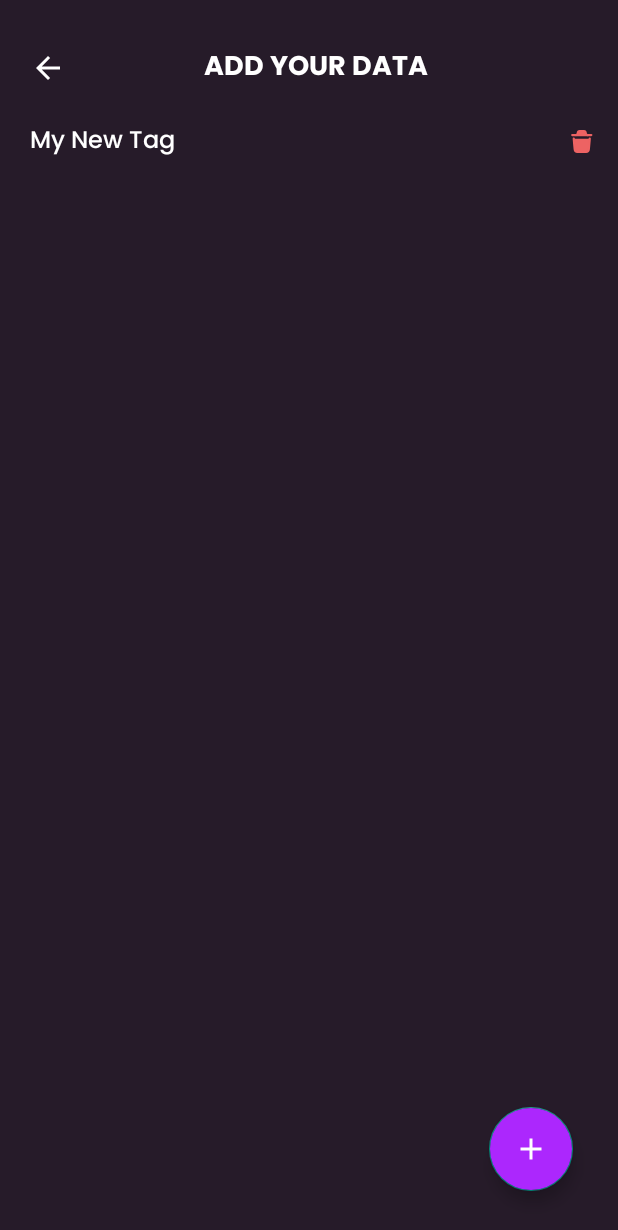
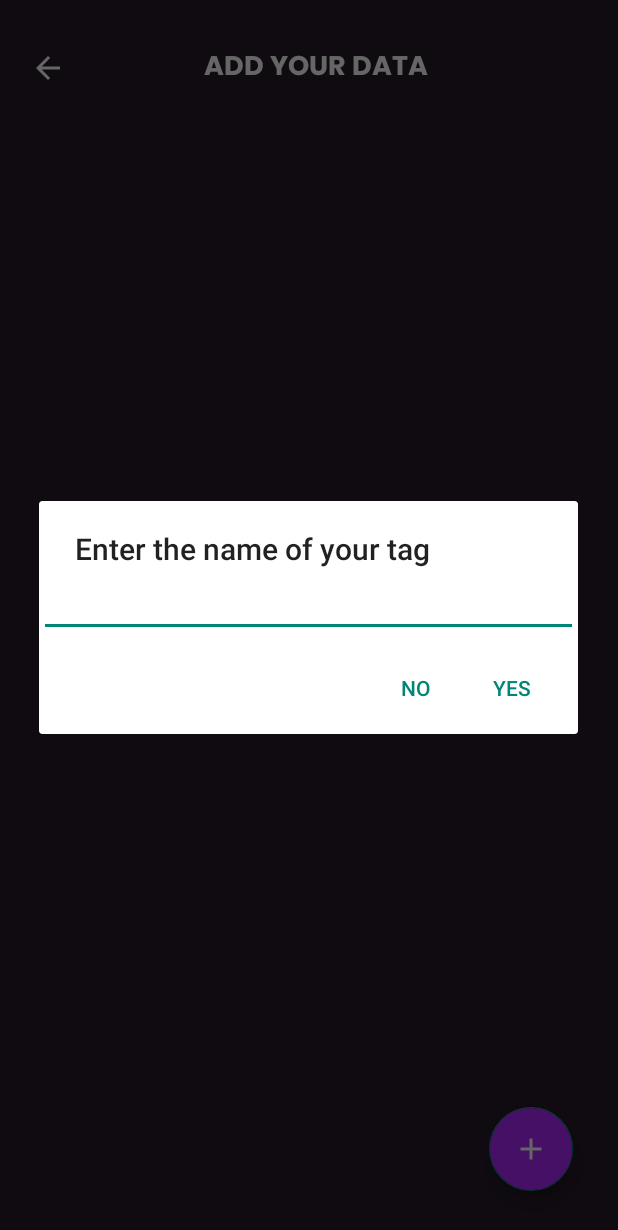
Before and after one commit to Harsh-Pokarna/Wallet-Manager, an Android app: the TagsActivity screen opened directly, with no data from a screen before it, after a tap on an icon or button, on a phone screen of 412 x 824 dp. Shown: the top 1230 px of the screen. Run offline under Robolectric (Android 15) with nearby library versions, the phone set to English and light mode, and no system bars; our stand-ins replace Room's generated code.

Commit message:
tags input taken

```diff
--- a/app/src/main/java/com/example/walletmanager/profile/TagsActivity.kt
+++ b/app/src/main/java/com/example/walletmanager/profile/TagsActivity.kt
@@ -1,11 +1,16 @@
 package com.example.walletmanager.profile
 
+import android.app.Dialog
 import android.content.Context
+import android.content.DialogInterface
 import android.content.Intent
 import androidx.appcompat.app.AppCompatActivity
 import android.os.Bundle
 import android.util.Log
+import android.view.ViewGroup
+import android.widget.EditText
 import androidx.activity.viewModels
+import androidx.appcompat.app.AlertDialog
 import androidx.recyclerview.widget.LinearLayoutManager
 import com.example.walletmanager.R
 import com.example.walletmanager.dao.WalletManagerDatabase
@@ -20,6 +25,8 @@ class TagsActivity : AppCompatActivity(), TagsAdapter.OnClicked {
     private val tagsAdapter by lazy { TagsAdapter(emptyList(), this) }
 
     private val profileViewModel by viewModels<ProfileViewModel> { profileModelFactory }
+
+    private lateinit var tagInput: EditText
 
     override fun onCreate(savedInstanceState: Bundle?) {
         super.onCreate(savedInstanceState)
@@ -42,14 +49,26 @@ class TagsActivity : AppCompatActivity(), TagsAdapter.OnClicked {
     private fun setViews() {
         tags_recycler_view.layoutManager = LinearLayoutManager(this)
         tags_recycler_view.adapter = tagsAdapter
+
+        tagInput = EditText(this)
     }
 
     private fun setListeners() {
 
         add_tag_button.setOnClickListener {
-            val tag = Tag(id = System.currentTimeMillis(), tagName = "My New Tag")
-            Log.e("TAG", "tag button clicked")
-            profileViewModel.insertTag(tag)
+//            val tag = Tag(id = System.currentTimeMillis(), tagName = "My New Tag")
+            if(tagInput.parent != null) {
+                (tagInput.parent as ViewGroup).removeView(tagInput)
+            }
+            AlertDialog.Builder(this).setView(tagInput).setTitle("Enter the name of your tag")
+                .setPositiveButton("Yes") { dialogInterface, _ ->
+                    val tag = Tag(id = System.currentTimeMillis(), tagName = tagInput.text.toString())
+                    profileViewModel.insertTag(tag)
+                    dialogInterface.cancel()
+                }.setNegativeButton("No") { dialogInterface, _ ->
+                    dialogInterface.cancel()
+                }.show();
+            tagInput.setText("")
         }
 
         activity_tags_back_btn.setOnClickListener {
```
